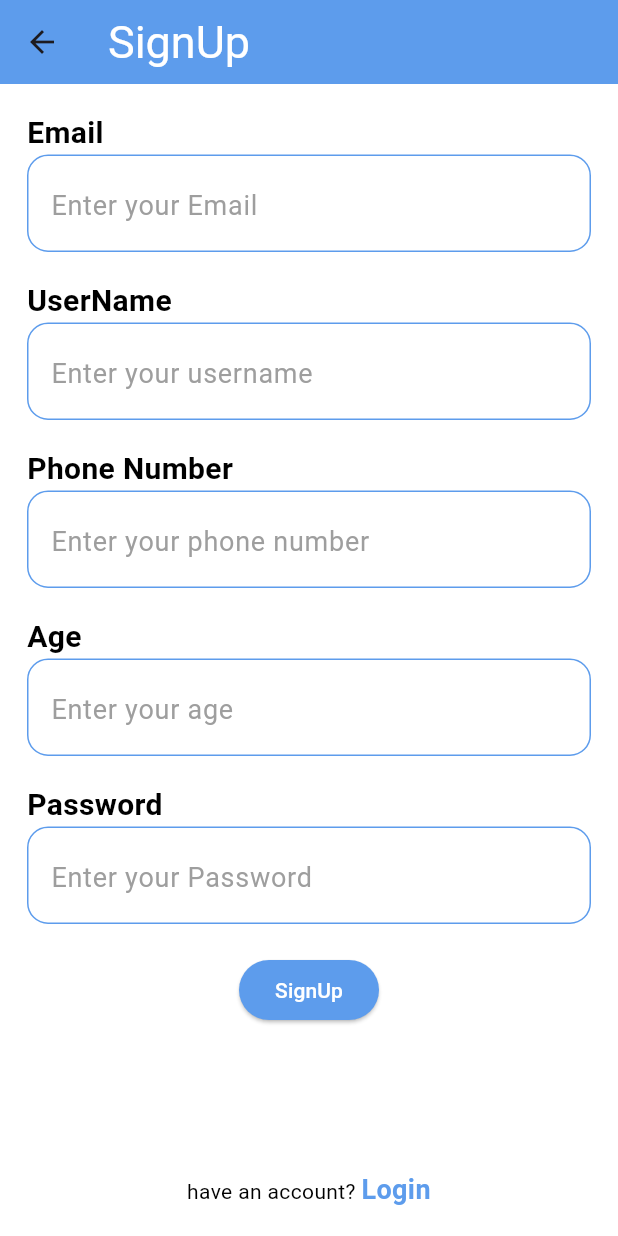
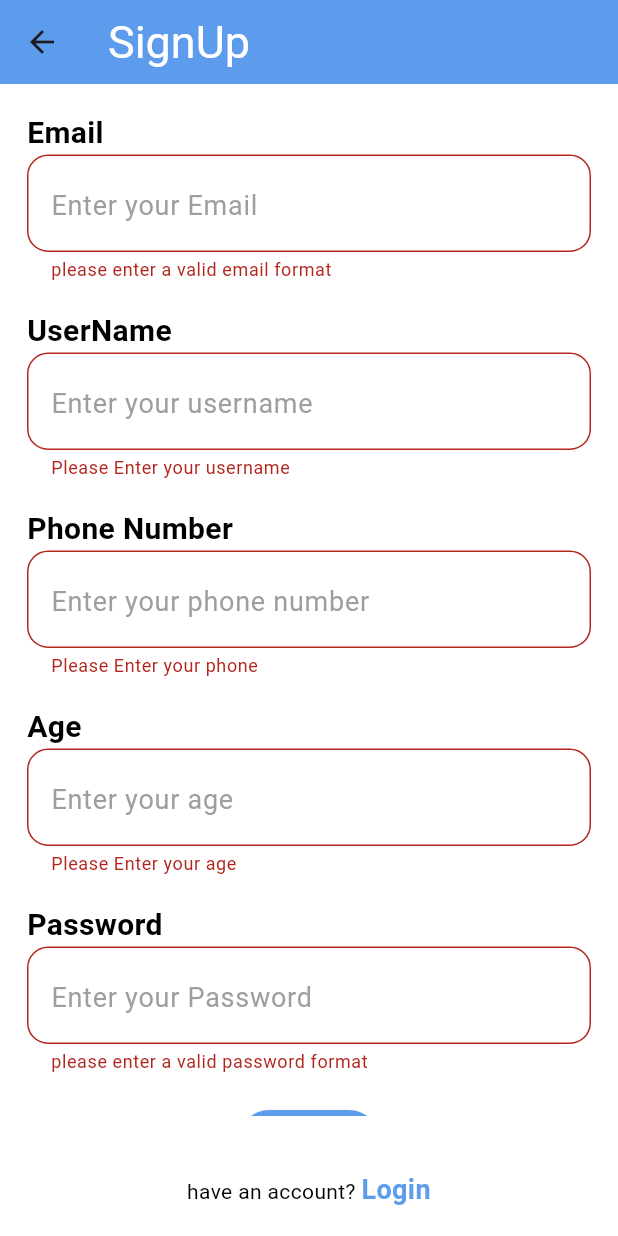
Before and after one commit to NadaAyman292/ToDo-App, a Flutter app: the SignUpScreen screen opened by its route, after a tap on "SignUp", on a phone screen of 412 x 824 dp. Run offline on Flutter 3.47's test engine with Material 3 defaults, Android fonts, the light colour scheme and no system bars; our stand-ins replace calendar_timeline, cloud_firestore, easy_localization, firebase_auth, firebase_core, flutter_native_splash and 2 more; accounts and stored records are empty; network calls fail.

Commit message:
finish to do app

```diff
--- a/lib/screens/auth/login_screen.dart
+++ b/lib/screens/auth/login_screen.dart
@@ -55,7 +55,7 @@ class LoginScreen extends StatelessWidget {
               const SizedBox(
                 height: 18,
               ),
-              CustomTextFormField(
+              AuthTextFormField(
                 keyboardType: TextInputType.emailAddress,
                 controller: emailController,
                 hintText: "enter_your_email".tr(),
@@ -69,7 +69,7 @@ class LoginScreen extends StatelessWidget {
               const SizedBox(
                 height: 18,
               ),
-              CustomTextFormField(
+              AuthTextFormField(
                 obscureText: true,
                 keyboardType: TextInputType.visiblePassword,
                 controller: passwordController,
--- a/lib/screens/auth/signup_screen.dart
+++ b/lib/screens/auth/signup_screen.dart
@@ -18,11 +18,10 @@ class SignUpScreen extends StatelessWidget {
   TextEditingController userNameController = TextEditingController();
   TextEditingController ageController = TextEditingController();
   TextEditingController phoneController = TextEditingController();
-
+  var formKey = GlobalKey<FormState>();
   @override
   Widget build(BuildContext context) {
     var provider = Provider.of<ThemeProvider>(context);
-
     return Scaffold(
       bottomNavigationBar: HaveAccountWidget(
         onTap: () {
@@ -41,12 +40,26 @@ class SignUpScreen extends StatelessWidget {
       body: Padding(
         padding: const EdgeInsets.symmetric(horizontal: 18, vertical: 18),
         child: SingleChildScrollView(
+          child: Form(
+            key: formKey,
             child: Column(
               crossAxisAlignment: CrossAxisAlignment.start,
               mainAxisAlignment: MainAxisAlignment.center,
               children: [
                 CustomTextWidget(text: "email".tr()),
-              CustomTextFormField(
+                AuthTextFormField(
+                  validator: (value) {
+                    if (value == null) {
+                      return "please enter your email";
+                    }
+                    final bool emailValid = RegExp(
+                            r"^[a-zA-Z0-9.a-zA-Z0-9.!#$%&'*+-/=?^_`{|}~]+@[a-zA-Z0-9]+\.[a-zA-Z]+")
+                        .hasMatch(value);
+                    if (!emailValid) {
+                      return "please enter a valid email format";
+                    }
+                    return null;
+                  },
                   keyboardType: TextInputType.emailAddress,
                   controller: emailController,
                   hintText: "enter_your_email".tr(),
@@ -55,7 +68,13 @@ class SignUpScreen extends StatelessWidget {
                   height: 18,
                 ),
                 CustomTextWidget(text: "username".tr()),
-              CustomTextFormField(
+                AuthTextFormField(
+                  validator: (value) {
+                    if (value == null || value.isEmpty) {
+                      return "Please Enter your username";
+                    }
+                    return null;
+                  },
                   keyboardType: TextInputType.name,
                   controller: userNameController,
                   hintText: "enter_your_username".tr(),
@@ -64,7 +83,13 @@ class SignUpScreen extends StatelessWidget {
                   height: 18,
                 ),
                 CustomTextWidget(text: "phone_number".tr()),
-              CustomTextFormField(
+                AuthTextFormField(
+                  validator: (value) {
+                    if (value == null || value.isEmpty) {
+                      return "Please Enter your phone";
+                    }
+                    return null;
+                  },
                   keyboardType: TextInputType.phone,
                   controller: phoneController,
                   hintText: "enter_your_phone_number".tr(),
@@ -73,7 +98,13 @@ class SignUpScreen extends StatelessWidget {
                   height: 18,
                 ),
                 CustomTextWidget(text: "age".tr()),
-              CustomTextFormField(
+                AuthTextFormField(
+                  validator: (value) {
+                    if (value == null || value.isEmpty) {
+                      return "Please Enter your age";
+                    }
+                    return null;
+                  },
                   keyboardType: TextInputType.number,
                   controller: ageController,
                   hintText: "enter_your_age".tr(),
@@ -82,7 +113,19 @@ class SignUpScreen extends StatelessWidget {
                   height: 18,
                 ),
                 CustomTextWidget(text: "password".tr()),
-              CustomTextFormField(
+                AuthTextFormField(
+                  validator: (value) {
+                    if (value == null) {
+                      return "please enter your password";
+                    }
+                    bool regex = RegExp(
+                            r'^(?=.*?[A-Z])(?=.*?[a-z])(?=.*?[0-9])(?=.*?[!@#\$&*~]).{8,}$')
+                        .hasMatch(value!);
+                    if (!regex) {
+                      return "please enter a valid password format";
+                    }
+                    return null;
+                  },
                   obscureText: true,
                   keyboardType: TextInputType.visiblePassword,
                   controller: passwordController,
@@ -94,6 +137,7 @@ class SignUpScreen extends StatelessWidget {
                 CustomButton(
                   text: "signup".tr(),
                   onPressed: () {
+                    if (formKey.currentState!.validate()) {
                       FireBaseFunctions.createAccountAuth(
                           age: int.parse(ageController.text),
                           phone: phoneController.text,
@@ -121,12 +165,14 @@ class SignUpScreen extends StatelessWidget {
                       }, onSuccess: () {
                         Navigator.pushNamed(context, LoginScreen.routName);
                       });
+                    }
                   },
                 )
               ],
             ),
           ),
         ),
+      ),
     );
   }
 }
--- a/lib/widgets/custom_text_form_field.dart
+++ b/lib/widgets/custom_text_form_field.dart
@@ -3,24 +3,26 @@ import 'package:provider/provider.dart';
 import 'package:todo_app/provider/theme_provider.dart';
 import 'package:todo_app/utiles/theme/colors.dart';
 
-class CustomTextFormField extends StatelessWidget {
+class AuthTextFormField extends StatelessWidget {
   final String? hintText;
   final TextEditingController? controller;
   final TextInputType? keyboardType;
   final bool obscureText;
-
-  const CustomTextFormField(
+  final String? Function(String?)? validator;
+  const AuthTextFormField(
       {super.key,
       this.hintText,
       this.controller,
       this.keyboardType,
-      this.obscureText = false});
+      this.obscureText = false,
+      this.validator});
 
   @override
   Widget build(BuildContext context) {
     var provider = Provider.of<ThemeProvider>(context);
 
     return TextFormField(
+      validator: validator,
       obscureText: obscureText,
       keyboardType: keyboardType,
       controller: controller,
```
Also changed, not shown: lib/screens/edit/edite_task_screen.dart (+23 -18 lines), lib/screens/edit/widgets/custom_text_field.dart (+8 -5 lines). Lines whose indentation alone changed are shown as unchanged.
